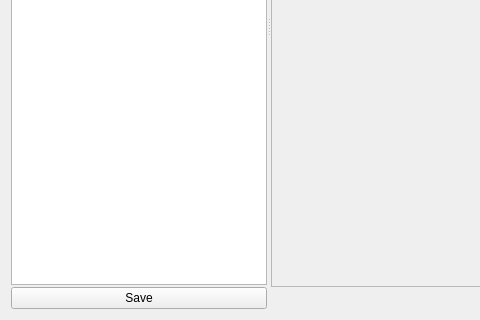
Above: Editors/PathEditor.ui from enigma-dev/RadialGM before the change; both pictures show x 0 to 480 and y 269 to 589 of the 1033 by 589 pixel window. Below: the same form after it.
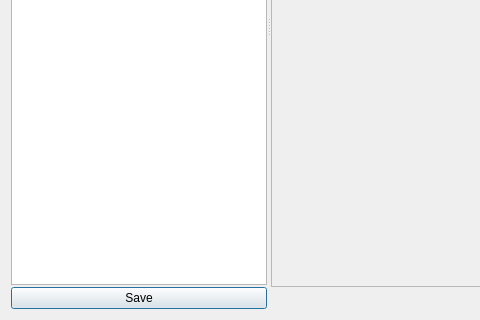
That is the form after the change. Icons and pictures are not drawn. Custom widgets are drawn as their Qt base class.

Commit message: make save button default

```diff
--- a/Editors/PathEditor.ui
+++ b/Editors/PathEditor.ui
@@ -360,6 +360,9 @@
              <iconset resource="../images.qrc">
               <normaloff>:/actions/accept.png</normaloff>:/actions/accept.png</iconset>
             </property>
+            <property name="default">
+             <bool>true</bool>
+            </property>
            </widget>
           </item>
          </layout>
```
